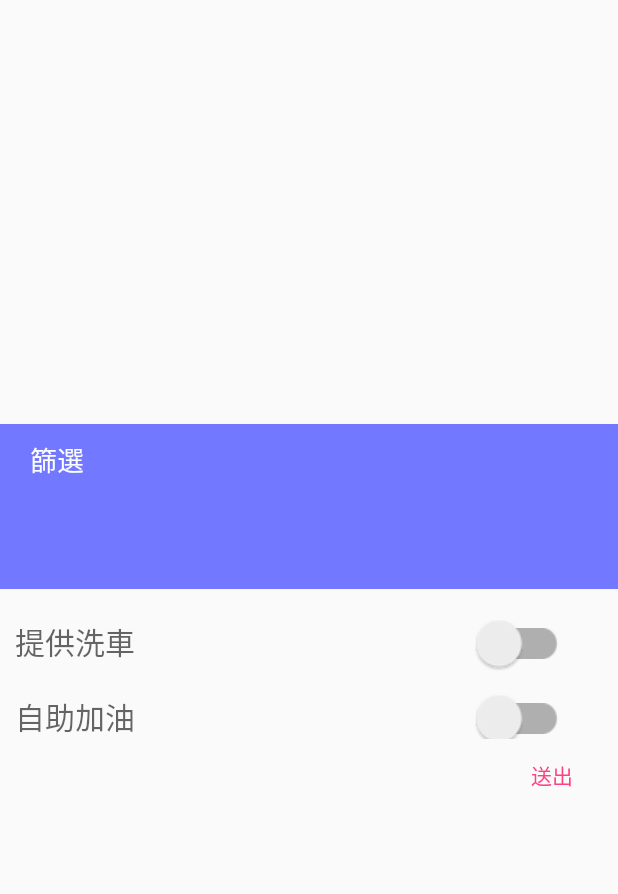
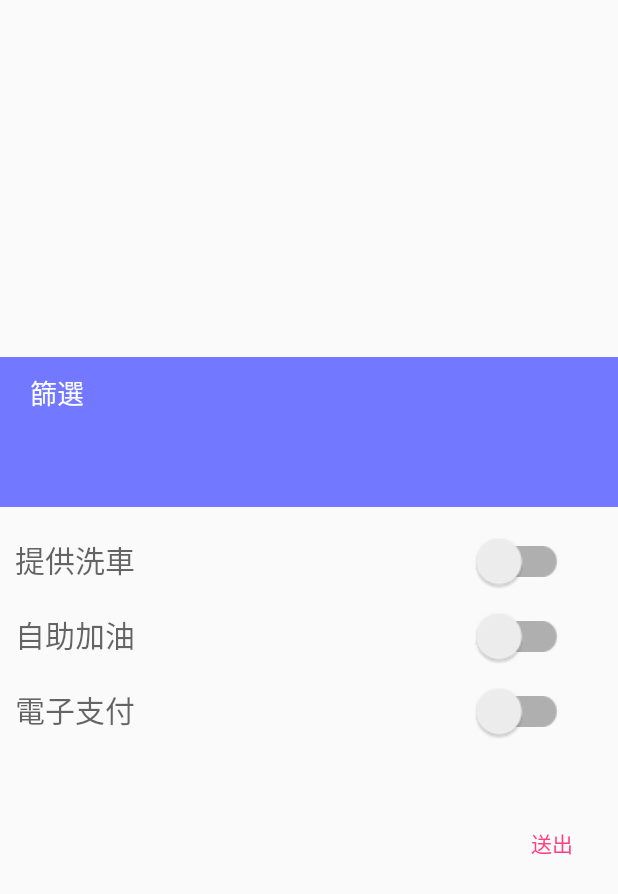
Before and after one commit to empirejames/CPC, an Android app: the layout my_dialog.xml on its own in the app's theme, with its tools: preview values and no code run, on a phone screen of 412 x 824 dp. Shown: the top 894 px of the screen. Run offline under Robolectric (Android 15) with nearby library versions, the phone set to English and light mode, and no system bars.

Commit message:
adding ePay filter

```diff
--- a/app/src/main/res/layout/activity_detail.xml
+++ b/app/src/main/res/layout/activity_detail.xml
@@ -129,14 +129,12 @@
                         android:layout_marginLeft="15dp"
                         android:layout_marginStart="65dp"
                         android:isIndicator="true"
-                        android:numStars="5"
+                        android:numStars="6"
                         android:progressBackgroundTint="@android:color/darker_gray"
                         android:progressTint="@android:color/holo_orange_light"
                         android:rating="4"
                         android:scaleX="0.7"
-                        android:scaleY="0.7"
-                        android:layout_alignParentRight="true"
-                        android:layout_alignParentEnd="true" />
+                        android:scaleY="0.7" />
                 </RelativeLayout>
 
                 <LinearLayout
--- a/app/src/main/res/layout/my_dialog.xml
+++ b/app/src/main/res/layout/my_dialog.xml
@@ -33,7 +33,7 @@
     <RelativeLayout
         android:id="@+id/relative_layout"
         android:layout_width="match_parent"
-        android:layout_height="100dp"
+        android:layout_height="200dp"
         android:layout_below="@+id/relative_layoutTitle"
         android:orientation="vertical"
         android:paddingLeft="10dp"
@@ -93,7 +93,6 @@
             android:layout_alignBottom="@+id/switchCount"
             android:layout_alignParentRight="true"
             android:layout_alignParentEnd="true" />
-
         <TextView
             android:id="@+id/switchAvgDay"
             android:layout_width="wrap_content"
@@ -118,6 +117,32 @@
             android:layout_alignBottom="@+id/switchAvgDay"
             android:layout_alignLeft="@+id/switchWashBtn"
             android:layout_alignStart="@+id/switchWashBtn" />
+
+        <TextView
+            android:id="@+id/switchEpay"
+            android:layout_width="wrap_content"
+            android:layout_height="wrap_content"
+            android:text="電子支付"
+            android:textAppearance="?android:attr/textAppearanceMedium"
+            android:layout_below="@+id/switchAvgDay"
+            android:layout_alignParentLeft="true"
+            android:layout_alignParentStart="true"
+            android:textSize="20dp"
+            android:layout_marginTop="20dp" />
+
+        <android.support.v7.widget.SwitchCompat
+            android:id="@+id/switchEpayBtn"
+            android:layout_width="wrap_content"
+            android:layout_height="wrap_content"
+            android:checked="false"
+            android:scaleX="1.5"
+            android:scaleY="1.5"
+            android:showText="false"
+            app:switchMinWidth="50dp"
+            android:layout_alignBottom="@+id/switchEpay"
+            android:layout_alignLeft="@+id/switchSelfBtn"
+            android:layout_alignStart="@+id/switchSelfBtn" />
+
     </RelativeLayout>
 
     <Button
```
Also changed, not shown: app/src/main/java/com/james/cpc/ViewPageController.java (+33 -2 lines).
